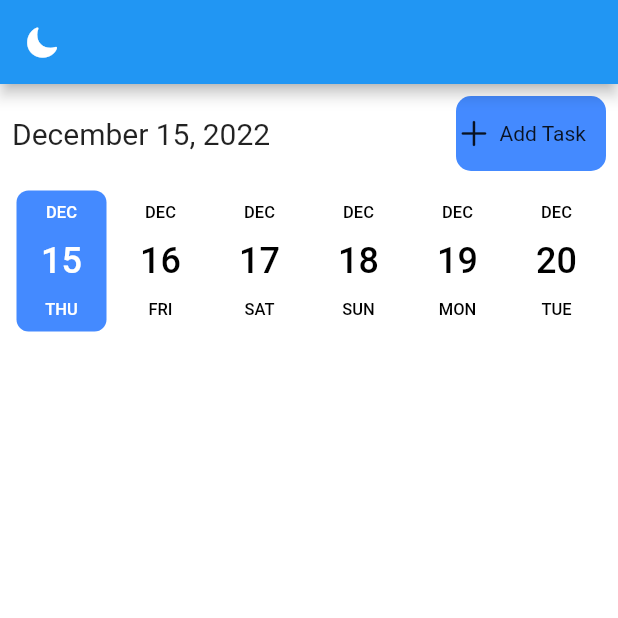
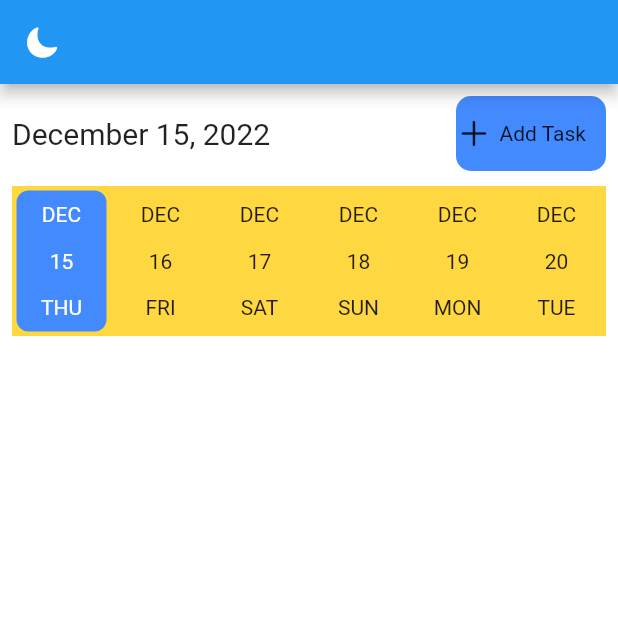
Before and after one commit to sachin-rai1/flutter_localnotification, a Flutter app: the screen it shows after launch, on a phone screen of 412 x 824 dp, the top half of it. Run offline on Flutter 3.47's test engine with Material 2 defaults, Android fonts, the phone set to English and light mode, and no system bars; drawn by our look-alikes of date_picker_timeline; our stand-ins replace date_format, flutter_local_notifications, get, get_storage, shared_preferences, timezone and 1 more; missing offline and left inert: android_alarm_manager_plus.

Commit message:
Ui Change

```diff
--- a/lib/Constant.dart
+++ b/lib/Constant.dart
@@ -12,22 +12,31 @@ const String periodicAlarm = "periodic";
 const Color primaryColor = Colors.blueAccent;
 
 class Themes {
-  static final lightTheme = ThemeData(primarySwatch: Colors.blue , backgroundColor: Colors.white , brightness: Brightness.light);
+  static final lightTheme = ThemeData(
+      primarySwatch: Colors.blue,
+      backgroundColor: Colors.white,
+      brightness: Brightness.light);
 
-  static final darkTheme = ThemeData(primarySwatch: Colors.blueGrey, backgroundColor: Colors.white12 , brightness: Brightness.dark);
+  static final darkTheme = ThemeData(
+    primarySwatch: Colors.blueGrey,
+    backgroundColor: Colors.white12,
+    brightness: Brightness.dark,
+    useMaterial3: true,
+  );
 }
 
 class ThemeService {
   final _box = GetStorage();
   final _key = 'isDarkMode';
-  bool _loadThemeFromBox()=> _box.read(_key)??false;
-  _saveThemeToBox(bool isDarkMode)=>_box.write(_key, isDarkMode);
 
-  ThemeMode get theme=> _loadThemeFromBox()?ThemeMode.dark:ThemeMode.light;
+  bool _loadThemeFromBox() => _box.read(_key) ?? false;
 
-  void switchTheme()
-  {
-    Get.changeThemeMode(_loadThemeFromBox()?ThemeMode.light:ThemeMode.dark);
+  _saveThemeToBox(bool isDarkMode) => _box.write(_key, isDarkMode);
+
+  ThemeMode get theme => _loadThemeFromBox() ? ThemeMode.dark : ThemeMode.light;
+
+  void switchTheme() {
+    Get.changeThemeMode(_loadThemeFromBox() ? ThemeMode.light : ThemeMode.dark);
     _saveThemeToBox(!_loadThemeFromBox());
   }
 }
--- a/lib/HomePage.dart
+++ b/lib/HomePage.dart
@@ -1,6 +1,8 @@
+import 'package:android_alarm_manager_plus/android_alarm_manager_plus.dart';
 import 'package:date_format/date_format.dart';
 import 'package:date_picker_timeline/date_picker_widget.dart';
 import 'package:flutter/cupertino.dart';
+import 'package:flutter/foundation.dart';
 import 'package:flutter/material.dart';
 import 'package:flutter_localnotification/MyWidgets.dart';
 import 'package:get/get.dart';
@@ -11,11 +13,22 @@ import 'NotificationService.dart';
 class HomePage extends StatefulWidget {
   const HomePage({Key? key}) : super(key: key);
 
+
+
+
   @override
   State<HomePage> createState() => _HomePageState();
 }
 
 class _HomePageState extends State<HomePage> {
+
+  @override
+  void initState()
+  {
+    super.initState();
+    NotificationService().init();
+    AndroidAlarmManager.initialize();
+  }
   @override
   Widget build(BuildContext context) {
     return Scaffold(
@@ -26,15 +39,8 @@ class _HomePageState extends State<HomePage> {
         child: Column(
           children: [
             _header(),
-            Container(
-              margin: const EdgeInsets.only(bottom: 10, top: 10),
-              height: 100,
-              child: DatePicker(
-                  selectionColor: primaryColor,
-                  selectedTextColor: Colors.white,
-                  initialSelectedDate: DateTime.now(),
-                  DateTime.now()),
-            )
+            _calendar()
+
           ],
         ),
       ),
@@ -77,4 +83,24 @@ class _HomePageState extends State<HomePage> {
       ),
     );
   }
+  _calendar() {
+    return  Container(
+      color: Colors.amberAccent,
+      margin: const EdgeInsets.only(bottom: 10, top: 10),
+      height: 100,
+      child: DatePicker(
+          selectionColor: primaryColor,
+          monthTextStyle:Get.isDarkMode?const TextStyle(color: Colors.white):const TextStyle(),
+          dayTextStyle: Get.isDarkMode?const TextStyle(color: Colors.white):const TextStyle(),
+          dateTextStyle: Get.isDarkMode?const TextStyle(color: Colors.white):const TextStyle(),
+          selectedTextColor: Colors.white,
+          initialSelectedDate: DateTime.now(),
+          onDateChange: (value){
+            if (kDebugMode) {
+              print(value);
+            }
+          },
+          DateTime.now()),
+    );
+  }
 }
--- a/lib/main.dart
+++ b/lib/main.dart
@@ -5,9 +5,6 @@ import 'package:flutter_localnotification/Constant.dart';
 import 'package:flutter_localnotification/HomePage.dart';
 import 'package:get/get.dart';
 import 'package:get_storage/get_storage.dart';
-
-import 'NotificationService.dart';
-import 'alarmManager.dart';
 
 Future<void> main() async {
   WidgetsFlutterBinding.ensureInitialized();
```
